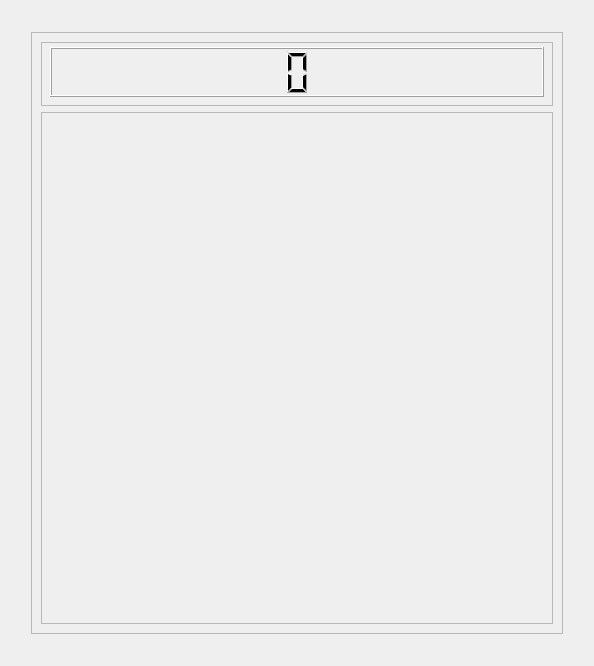
First picture: the form in logdoctor/games/snake.ui, repository elB4RTO/LogDoctor, before the edit.
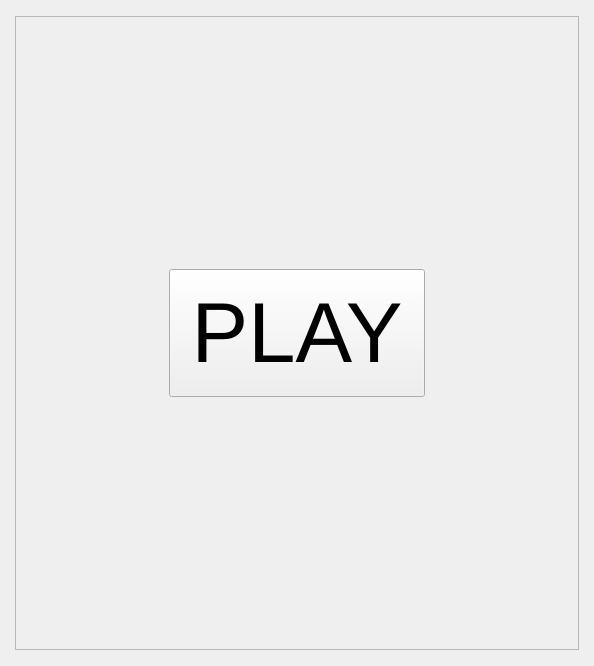
Second picture: the form after the edit. Icons and pictures are not drawn.

What changed in the file:
```diff
--- a/logdoctor/games/snake.ui
+++ b/logdoctor/games/snake.ui
@@ -16,10 +16,33 @@
     <height>666</height>
    </size>
   </property>
+  <property name="focusPolicy">
+   <enum>Qt::StrongFocus</enum>
+  </property>
   <property name="windowTitle">
-   <string>Form</string>
+   <string>LogDoctor - Snake</string>
+  </property>
+  <property name="windowIcon">
+   <iconset>
+    <normalon>:/logo/logo/logdoctor.svg</normalon>
+   </iconset>
   </property>
   <layout class="QGridLayout" name="gridLayout">
+   <property name="leftMargin">
+    <number>0</number>
+   </property>
+   <property name="topMargin">
+    <number>0</number>
+   </property>
+   <property name="rightMargin">
+    <number>0</number>
+   </property>
+   <property name="bottomMargin">
+    <number>0</number>
+   </property>
+   <property name="spacing">
+    <number>0</number>
+   </property>
    <item row="0" column="1">
     <spacer name="verticalSpacer">
      <property name="orientation">
@@ -46,18 +69,44 @@
      </property>
     </spacer>
    </item>
+   <item row="1" column="2">
+    <spacer name="horizontalSpacer_2">
+     <property name="orientation">
+      <enum>Qt::Horizontal</enum>
+     </property>
+     <property name="sizeHint" stdset="0">
+      <size>
+       <width>13</width>
+       <height>590</height>
+      </size>
+     </property>
+    </spacer>
+   </item>
+   <item row="2" column="1">
+    <spacer name="verticalSpacer_2">
+     <property name="orientation">
+      <enum>Qt::Vertical</enum>
+     </property>
+     <property name="sizeHint" stdset="0">
+      <size>
+       <width>529</width>
+       <height>14</height>
+      </size>
+     </property>
+    </spacer>
+   </item>
    <item row="1" column="1">
-    <widget class="QFrame" name="frame_3">
+    <widget class="QStackedWidget" name="stackedWidget_GameDisplay">
      <property name="minimumSize">
       <size>
-       <width>532</width>
-       <height>602</height>
+       <width>564</width>
+       <height>634</height>
       </size>
      </property>
      <property name="maximumSize">
       <size>
-       <width>532</width>
-       <height>602</height>
+       <width>564</width>
+       <height>634</height>
       </size>
      </property>
      <property name="frameShape">
@@ -66,18 +115,108 @@
      <property name="frameShadow">
       <enum>QFrame::Raised</enum>
      </property>
-     <layout class="QVBoxLayout" name="verticalLayout_2">
+     <property name="currentIndex">
+      <number>0</number>
+     </property>
+     <widget class="QWidget" name="stackedPage_GameMenu">
+      <layout class="QGridLayout" name="gridLayout_3">
+       <item row="1" column="1" colspan="2">
+        <widget class="QPushButton" name="button_Play">
+         <property name="sizePolicy">
+          <sizepolicy hsizetype="MinimumExpanding" vsizetype="Fixed">
+           <horstretch>0</horstretch>
+           <verstretch>0</verstretch>
+          </sizepolicy>
+         </property>
+         <property name="minimumSize">
+          <size>
+           <width>256</width>
+           <height>128</height>
+          </size>
+         </property>
+         <property name="maximumSize">
+          <size>
+           <width>16777215</width>
+           <height>128</height>
+          </size>
+         </property>
+         <property name="font">
+          <font>
+           <pointsize>64</pointsize>
+          </font>
+         </property>
+         <property name="text">
+          <string>PLAY</string>
+         </property>
+        </widget>
+       </item>
+       <item row="2" column="1" colspan="2">
+        <spacer name="verticalSpacer_4">
+         <property name="orientation">
+          <enum>Qt::Vertical</enum>
+         </property>
+         <property name="sizeHint" stdset="0">
+          <size>
+           <width>253</width>
+           <height>234</height>
+          </size>
+         </property>
+        </spacer>
+       </item>
+       <item row="0" column="1" colspan="2">
+        <spacer name="verticalSpacer_3">
+         <property name="orientation">
+          <enum>Qt::Vertical</enum>
+         </property>
+         <property name="sizeHint" stdset="0">
+          <size>
+           <width>253</width>
+           <height>234</height>
+          </size>
+         </property>
+        </spacer>
+       </item>
+       <item row="1" column="0">
+        <spacer name="horizontalSpacer_3">
+         <property name="orientation">
+          <enum>Qt::Horizontal</enum>
+         </property>
+         <property name="sizeHint" stdset="0">
+          <size>
+           <width>135</width>
+           <height>125</height>
+          </size>
+         </property>
+        </spacer>
+       </item>
+       <item row="1" column="3">
+        <spacer name="horizontalSpacer_4">
+         <property name="orientation">
+          <enum>Qt::Horizontal</enum>
+         </property>
+         <property name="sizeHint" stdset="0">
+          <size>
+           <width>135</width>
+           <height>125</height>
+          </size>
+         </property>
+        </spacer>
+       </item>
+      </layout>
+     </widget>
+     <widget class="QWidget" name="stackedPage_GameBoard">
+      <layout class="QVBoxLayout" name="verticalLayout">
       <item>
-       <widget class="QFrame" name="frame_2">
+        <widget class="QFrame" name="frame_Score">
         <property name="minimumSize">
          <size>
-          <width>0</width>
+           <width>544</width>
           <height>64</height>
          </size>
         </property>
         <property name="maximumSize">
          <size>
-          <width>512</width>
+           <width>544</width>
           <height>64</height>
          </size>
         </property>
@@ -88,6 +227,9 @@
          <enum>QFrame::Raised</enum>
         </property>
         <layout class="QHBoxLayout" name="horizontalLayout">
+          <property name="spacing">
+           <number>0</number>
+          </property>
          <property name="leftMargin">
           <number>8</number>
          </property>
@@ -120,17 +262,23 @@
        </widget>
       </item>
       <item>
-       <widget class="QFrame" name="frame">
+        <widget class="QFrame" name="frame_FieldLimits">
+         <property name="sizePolicy">
+          <sizepolicy hsizetype="Fixed" vsizetype="Fixed">
+           <horstretch>0</horstretch>
+           <verstretch>0</verstretch>
+          </sizepolicy>
+         </property>
         <property name="minimumSize">
          <size>
-          <width>512</width>
-          <height>512</height>
+           <width>544</width>
+           <height>544</height>
          </size>
         </property>
         <property name="maximumSize">
          <size>
-          <width>512</width>
-          <height>512</height>
+           <width>544</width>
+           <height>544</height>
          </size>
         </property>
         <property name="frameShape">
@@ -139,36 +287,53 @@
         <property name="frameShadow">
          <enum>QFrame::Raised</enum>
         </property>
-       </widget>
-      </item>
-     </layout>
-    </widget>
-   </item>
-   <item row="1" column="2">
-    <spacer name="horizontalSpacer_2">
-     <property name="orientation">
-      <enum>Qt::Horizontal</enum>
-     </property>
-     <property name="sizeHint" stdset="0">
+         <layout class="QGridLayout" name="gridLayout_2">
+          <property name="leftMargin">
+           <number>16</number>
+          </property>
+          <property name="topMargin">
+           <number>16</number>
+          </property>
+          <property name="rightMargin">
+           <number>16</number>
+          </property>
+          <property name="bottomMargin">
+           <number>16</number>
+          </property>
+          <property name="spacing">
+           <number>0</number>
+          </property>
+          <item row="0" column="0">
+           <widget class="QGraphicsView" name="view_Field">
+            <property name="minimumSize">
       <size>
-       <width>13</width>
-       <height>590</height>
-      </size>
-     </property>
-    </spacer>
-   </item>
-   <item row="2" column="1">
-    <spacer name="verticalSpacer_2">
-     <property name="orientation">
-      <enum>Qt::Vertical</enum>
-     </property>
-     <property name="sizeHint" stdset="0">
+              <width>512</width>
+              <height>512</height>
+             </size>
+            </property>
+            <property name="maximumSize">
       <size>
-       <width>529</width>
-       <height>14</height>
-      </size>
-     </property>
-    </spacer>
+              <width>512</width>
+              <height>512</height>
+             </size>
+            </property>
+            <property name="focusPolicy">
+             <enum>Qt::NoFocus</enum>
+            </property>
+            <property name="verticalScrollBarPolicy">
+             <enum>Qt::ScrollBarAlwaysOff</enum>
+            </property>
+            <property name="horizontalScrollBarPolicy">
+             <enum>Qt::ScrollBarAlwaysOff</enum>
+            </property>
+           </widget>
+          </item>
+         </layout>
+        </widget>
+       </item>
+      </layout>
+     </widget>
+    </widget>
    </item>
   </layout>
  </widget>
```
Lines whose indentation alone changed are shown as unchanged.
